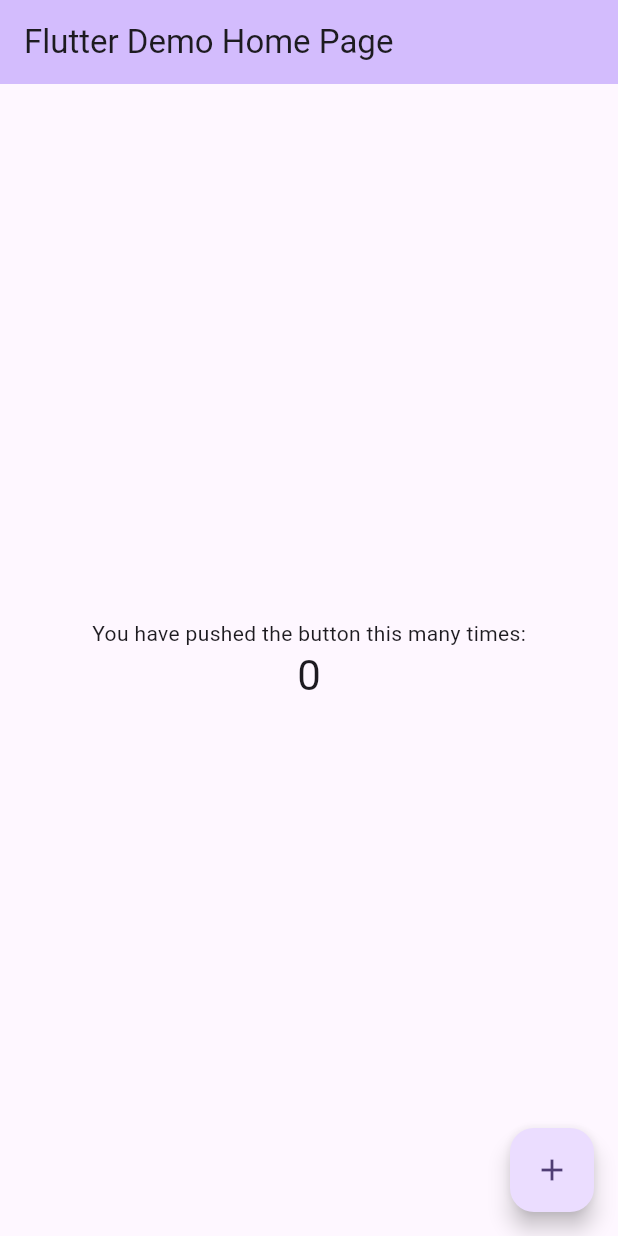
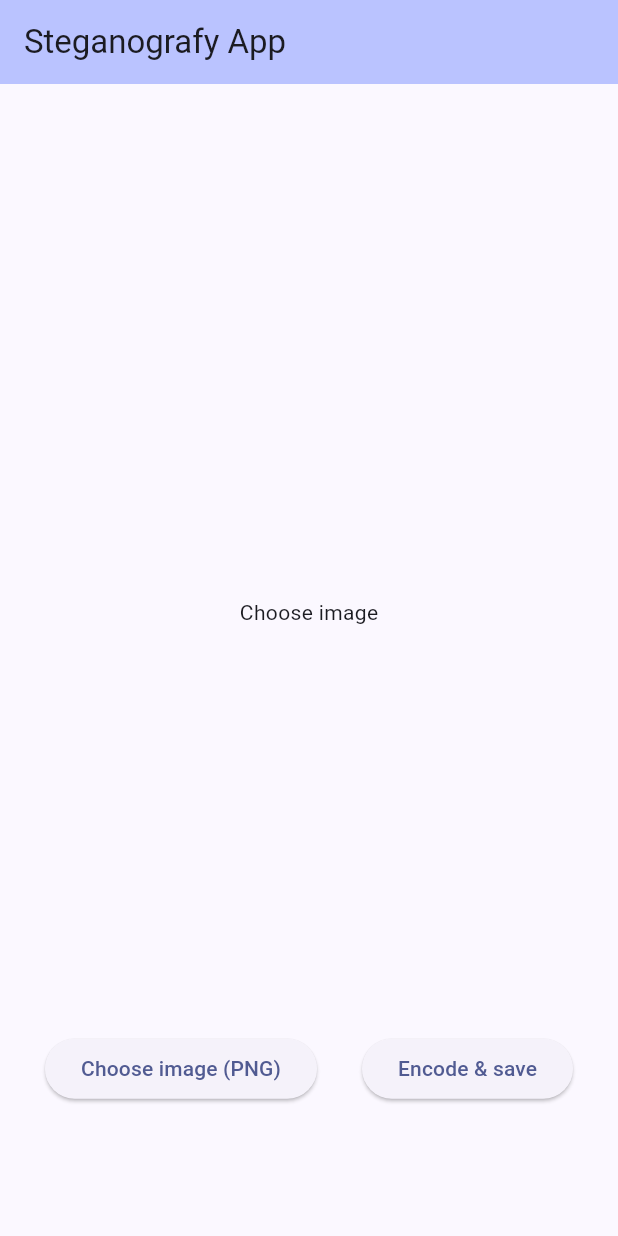
Before and after one commit to SnoweTiger/steganografy_app, a Flutter app: the screen it shows after launch, on a phone screen of 412 x 824 dp. Run offline on Flutter 3.47's test engine with Material 3 defaults, Android fonts, the light colour scheme and no system bars; our stand-ins replace file_picker.

Commit message:
add home screen

```diff
--- a/lib/main.dart
+++ b/lib/main.dart
@@ -1,4 +1,5 @@
 import 'package:flutter/material.dart';
+import 'package:steganografy_app/screens/home.dart';
 
 void main() {
   runApp(const MyApp());
@@ -7,119 +8,15 @@
 class MyApp extends StatelessWidget {
   const MyApp({super.key});
 
-  // This widget is the root of your application.
   @override
   Widget build(BuildContext context) {
     return MaterialApp(
-      title: 'Flutter Demo',
+      title: 'Steganografy App',
       theme: ThemeData(
-        // This is the theme of your application.
-        //
-        // TRY THIS: Try running your application with "flutter run". You'll see
-        // the application has a purple toolbar. Then, without quitting the app,
-        // try changing the seedColor in the colorScheme below to Colors.green
-        // and then invoke "hot reload" (save your changes or press the "hot
-        // reload" button in a Flutter-supported IDE, or press "r" if you used
-        // the command line to start the app).
-        //
-        // Notice that the counter didn't reset back to zero; the application
-        // state is not lost during the reload. To reset the state, use hot
-        // restart instead.
-        //
-        // This works for code too, not just values: Most code changes can be
-        // tested with just a hot reload.
-        colorScheme: ColorScheme.fromSeed(seedColor: Colors.deepPurple),
+        colorScheme: ColorScheme.fromSeed(seedColor: Colors.indigo),
         useMaterial3: true,
       ),
-      home: const MyHomePage(title: 'Flutter Demo Home Page'),
+      home: const Home(),
     );
   }
 }
-
-class MyHomePage extends StatefulWidget {
-  const MyHomePage({super.key, required this.title});
-
-  // This widget is the home page of your application. It is stateful, meaning
-  // that it has a State object (defined below) that contains fields that affect
-  // how it looks.
-
-  // This class is the configuration for the state. It holds the values (in this
-  // case the title) provided by the parent (in this case the App widget) and
-  // used by the build method of the State. Fields in a Widget subclass are
-  // always marked "final".
-
-  final String title;
-
-  @override
-  State<MyHomePage> createState() => _MyHomePageState();
-}
-
-class _MyHomePageState extends State<MyHomePage> {
-  int _counter = 0;
-
-  void _incrementCounter() {
-    setState(() {
-      // This call to setState tells the Flutter framework that something has
-      // changed in this State, which causes it to rerun the build method below
-      // so that the display can reflect the updated values. If we changed
-      // _counter without calling setState(), then the build method would not be
-      // called again, and so nothing would appear to happen.
-      _counter++;
-    });
-  }
-
-  @override
-  Widget build(BuildContext context) {
-    // This method is rerun every time setState is called, for instance as done
-    // by the _incrementCounter method above.
-    //
-    // The Flutter framework has been optimized to make rerunning build methods
-    // fast, so that you can just rebuild anything that needs updating rather
-    // than having to individually change instances of widgets.
-    return Scaffold(
-      appBar: AppBar(
-        // TRY THIS: Try changing the color here to a specific color (to
-        // Colors.amber, perhaps?) and trigger a hot reload to see the AppBar
-        // change color while the other colors stay the same.
-        backgroundColor: Theme.of(context).colorScheme.inversePrimary,
-        // Here we take the value from the MyHomePage object that was created by
-        // the App.build method, and use it to set our appbar title.
-        title: Text(widget.title),
-      ),
-      body: Center(
-        // Center is a layout widget. It takes a single child and positions it
-        // in the middle of the parent.
-        child: Column(
-          // Column is also a layout widget. It takes a list of children and
-          // arranges them vertically. By default, it sizes itself to fit its
-          // children horizontally, and tries to be as tall as its parent.
-          //
-          // Column has various properties to control how it sizes itself and
-          // how it positions its children. Here we use mainAxisAlignment to
-          // center the children vertically; the main axis here is the vertical
-          // axis because Columns are vertical (the cross axis would be
-          // horizontal).
-          //
-          // TRY THIS: Invoke "debug painting" (choose the "Toggle Debug Paint"
-          // action in the IDE, or press "p" in the console), to see the
-          // wireframe for each widget.
-          mainAxisAlignment: MainAxisAlignment.center,
-          children: <Widget>[
-            const Text(
-              'You have pushed the button this many times:',
-            ),
-            Text(
-              '$_counter',
-              style: Theme.of(context).textTheme.headlineMedium,
-            ),
-          ],
-        ),
-      ),
-      floatingActionButton: FloatingActionButton(
-        onPressed: _incrementCounter,
-        tooltip: 'Increment',
-        child: const Icon(Icons.add),
-      ), // This trailing comma makes auto-formatting nicer for build methods.
-    );
-  }
-}
--- /dev/null
+++ b/lib/screens/home.dart
@@ -0,0 +1,105 @@
+import 'dart:typed_data';
+import 'dart:io';
+import 'package:file_picker/file_picker.dart';
+import 'package:flutter/material.dart';
+
+class Home extends StatefulWidget {
+  const Home({Key? key}) : super(key: key);
+
+  @override
+  _HomeState createState() => _HomeState();
+}
+
+class _HomeState extends State<Home> {
+  Uint8List? imageBytes;
+  File? file;
+
+  void encodeImage() async {
+    String? outputFile = await FilePicker.platform.saveFile(
+      dialogTitle: 'Please select an output file:',
+      fileName: 'output-file.png',
+      // type: FileType.image,
+      // allowedExtensions: ['png'],
+      bytes: await file!.readAsBytes(),
+    );
+
+    if (outputFile == null) {
+      // User canceled the picker
+    } else {
+      print(outputFile);
+      file!.copy(outputFile);
+    }
+  }
+
+  void chooseImage() async {
+    FilePickerResult? result = await FilePicker.platform.pickFiles(
+      allowMultiple: false,
+      type: FileType.image,
+      allowedExtensions: ['png', 'jpg', 'jpeg'],
+    );
+
+    if (result != null) {
+      print(1);
+      file = File(result.files.single.path!);
+      setState(() {});
+    } else {
+      print(2);
+    }
+
+    // FilePickerResult? result;
+
+    // if (result != null) {
+    //   setImage(result);
+    // }
+  }
+
+  @override
+  Widget build(BuildContext context) {
+    return Scaffold(
+      appBar: AppBar(
+        backgroundColor: Theme.of(context).colorScheme.inversePrimary,
+        title: const Text('Steganografy App'),
+      ),
+      body: Center(
+        child: Column(
+          mainAxisAlignment: MainAxisAlignment.center,
+          children: <Widget>[
+            Container(
+              height: 500,
+              margin: const EdgeInsets.all(15),
+              child: file == null
+                  ? const Center(child: Text('Choose image'))
+                  : Image.file(
+                      file!,
+                      fit: BoxFit.fill,
+                    ),
+              // Image.memory(
+              //     imageBytes!,
+              //
+              //   ),
+            ),
+            const SizedBox(height: 15),
+            Row(
+              mainAxisAlignment: MainAxisAlignment.spaceEvenly,
+              children: [
+                ElevatedButton(
+                  onPressed: chooseImage,
+                  child: const Text("Choose image (PNG)"),
+                ),
+                ElevatedButton(
+                  onPressed: encodeImage,
+                  child: const Text("Encode & save"),
+                ),
+              ],
+            ),
+          ],
+        ),
+      ),
+      // floatingActionButton: FloatingActionButton(
+      //   onPressed: _incrementCounter,
+      //   tooltip: 'Increment',
+      //   child: const Icon(Icons.add),
+      // ),
+    );
+  }
+}
--- a/pubspec.yaml
+++ b/pubspec.yaml
@@ -9,6 +9,9 @@ environment:
 dependencies:
   flutter:
     sdk: flutter
+  image: ^4.3.0
+  conversion: ^1.0.0+1
+  file_picker: ^8.1.4
 
 dev_dependencies:
   flutter_test:
```
Also changed, not shown: pubspec.lock.
